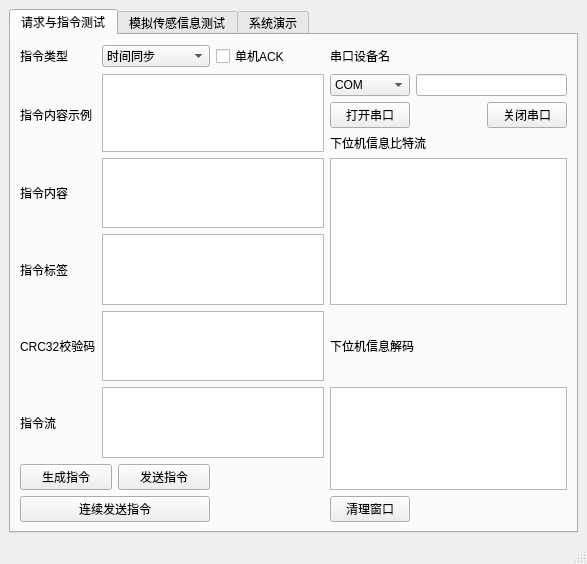
The window that untitled.ui (Goldensoap/HWSCS_GUI_TEST) describes before a commit, drawn with Qt 5.
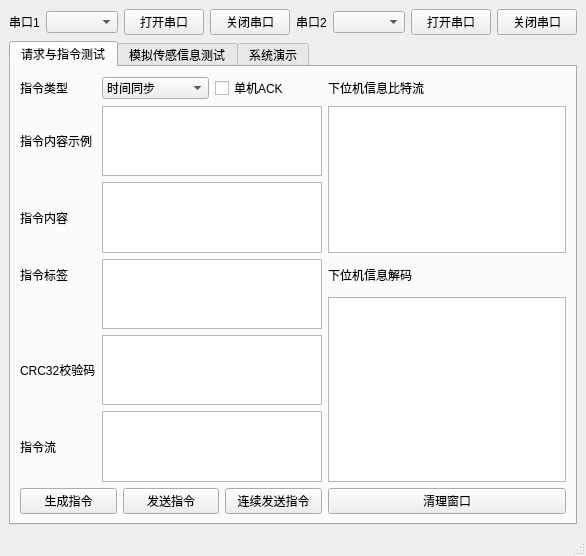
The same window after the commit.

Commit message: 修改UI，串口相关操作优化

The edit to the form file:
```diff
--- a/untitled.ui
+++ b/untitled.ui
@@ -6,16 +6,72 @@
    <rect>
     <x>0</x>
     <y>0</y>
-    <width>587</width>
-    <height>541</height>
+    <width>497</width>
+    <height>468</height>
    </rect>
   </property>
   <property name="windowTitle">
    <string>MainWindow</string>
   </property>
   <widget class="QWidget" name="centralwidget">
-   <layout class="QGridLayout" name="gridLayout_2">
+   <layout class="QGridLayout" name="gridLayout_3">
     <item row="0" column="0">
+     <layout class="QHBoxLayout" name="horizontalLayout_3">
+      <item>
+       <widget class="QLabel" name="label_6">
+        <property name="text">
+         <string>串口1</string>
+        </property>
+       </widget>
+      </item>
+      <item>
+       <widget class="QComboBox" name="SerialPortTypeBox"/>
+      </item>
+      <item>
+       <widget class="QPushButton" name="OpenPortButton">
+        <property name="text">
+         <string>打开串口</string>
+        </property>
+       </widget>
+      </item>
+      <item>
+       <widget class="QPushButton" name="ClosePortButton">
+        <property name="text">
+         <string>关闭串口</string>
+        </property>
+       </widget>
+      </item>
+     </layout>
+    </item>
+    <item row="0" column="1">
+     <layout class="QHBoxLayout" name="horizontalLayout_4">
+      <item>
+       <widget class="QLabel" name="label_18">
+        <property name="text">
+         <string>串口2</string>
+        </property>
+       </widget>
+      </item>
+      <item>
+       <widget class="QComboBox" name="SerialPortTypeBox_2"/>
+      </item>
+      <item>
+       <widget class="QPushButton" name="OpenPortButton_2">
+        <property name="text">
+         <string>打开串口</string>
+        </property>
+       </widget>
+      </item>
+      <item>
+       <widget class="QPushButton" name="ClosePortButton_2">
+        <property name="text">
+         <string>关闭串口</string>
+        </property>
+       </widget>
+      </item>
+     </layout>
+    </item>
+    <item row="1" column="0" colspan="2">
      <widget class="QTabWidget" name="tabWidget">
       <property name="currentIndex">
        <number>0</number>
@@ -24,7 +80,7 @@
        <attribute name="title">
         <string>请求与指令测试</string>
        </attribute>
-       <layout class="QGridLayout" name="gridLayout_3">
+       <layout class="QGridLayout" name="gridLayout_2">
         <item row="0" column="0">
          <widget class="QLabel" name="label">
           <property name="text">
@@ -59,132 +115,90 @@
          </widget>
         </item>
         <item row="0" column="3">
-         <widget class="QLabel" name="label_6">
+         <widget class="QLabel" name="label_3">
           <property name="text">
-           <string>串口设备名</string>
+           <string>下位机信息比特流</string>
           </property>
          </widget>
         </item>
-        <item row="1" column="1" rowspan="3" colspan="2">
-         <widget class="QTextBrowser" name="CMD_Example"/>
-        </item>
-        <item row="1" column="3">
-         <widget class="QComboBox" name="SerialPortTypeBox">
-          <item>
-           <property name="text">
-            <string>COM</string>
-           </property>
-          </item>
-          <item>
-           <property name="text">
-            <string>/dev/tty</string>
-           </property>
-          </item>
-         </widget>
-        </item>
-        <item row="1" column="4" colspan="2">
-         <widget class="QLineEdit" name="PortName"/>
-        </item>
-        <item row="2" column="0">
+        <item row="1" column="0">
          <widget class="QLabel" name="label_17">
           <property name="text">
            <string>指令内容示例</string>
           </property>
          </widget>
         </item>
-        <item row="2" column="3">
-         <widget class="QPushButton" name="OpenPortButton">
-          <property name="text">
-           <string>打开串口</string>
-          </property>
-         </widget>
+        <item row="1" column="1" colspan="2">
+         <widget class="QTextBrowser" name="CMD_Example"/>
         </item>
-        <item row="2" column="5">
-         <widget class="QPushButton" name="ClosePortButton">
-          <property name="text">
-           <string>关闭串口</string>
-          </property>
-         </widget>
+        <item row="1" column="3" rowspan="2">
+         <widget class="QTextBrowser" name="ACKDisplay"/>
         </item>
-        <item row="3" column="3" colspan="2">
-         <widget class="QLabel" name="label_3">
-          <property name="text">
-           <string>下位机信息比特流</string>
-          </property>
-         </widget>
-        </item>
-        <item row="4" column="0">
+        <item row="2" column="0">
          <widget class="QLabel" name="label_7">
           <property name="text">
            <string>指令内容</string>
           </property>
          </widget>
         </item>
-        <item row="4" column="1" colspan="2">
+        <item row="2" column="1" colspan="2">
          <widget class="QTextEdit" name="CMDInput"/>
         </item>
-        <item row="4" column="3" rowspan="2" colspan="3">
-         <widget class="QTextBrowser" name="ACKDisplay"/>
-        </item>
-        <item row="5" column="0">
+        <item row="3" column="0">
          <widget class="QLabel" name="label_4">
           <property name="text">
            <string>指令标签</string>
           </property>
          </widget>
         </item>
-        <item row="5" column="1" colspan="2">
+        <item row="3" column="1" rowspan="2" colspan="2">
          <widget class="QTextBrowser" name="CMDLabelDisplay"/>
         </item>
-        <item row="6" column="0">
+        <item row="3" column="3">
+         <widget class="QLabel" name="label_8">
+          <property name="text">
+           <string>下位机信息解码</string>
+          </property>
+         </widget>
+        </item>
+        <item row="4" column="3" rowspan="3">
+         <widget class="QTextBrowser" name="ACKParserWindow"/>
+        </item>
+        <item row="5" column="0">
          <widget class="QLabel" name="label_2">
           <property name="text">
            <string>CRC32校验码</string>
           </property>
          </widget>
         </item>
-        <item row="6" column="1" colspan="2">
+        <item row="5" column="1" colspan="2">
          <widget class="QTextBrowser" name="CRCDisplay"/>
         </item>
-        <item row="6" column="3" colspan="2">
-         <widget class="QLabel" name="label_8">
-          <property name="text">
-           <string>下位机信息解码</string>
-          </property>
-         </widget>
-        </item>
-        <item row="7" column="0">
+        <item row="6" column="0">
          <widget class="QLabel" name="label_5">
           <property name="text">
            <string>指令流</string>
           </property>
          </widget>
         </item>
-        <item row="7" column="1" colspan="2">
+        <item row="6" column="1" colspan="2">
          <widget class="QTextBrowser" name="CMDBrowser"/>
         </item>
-        <item row="7" column="3" rowspan="2" colspan="3">
-         <widget class="QTextBrowser" name="ACKParserWindow"/>
-        </item>
-        <item row="8" column="0" rowspan="2" colspan="2">
-         <layout class="QVBoxLayout" name="verticalLayout">
+        <item row="7" column="0" colspan="3">
+         <layout class="QHBoxLayout" name="horizontalLayout">
           <item>
-           <layout class="QHBoxLayout" name="horizontalLayout">
-            <item>
-             <widget class="QPushButton" name="GenerateCMDButton">
-              <property name="text">
-               <string>生成指令</string>
-              </property>
-             </widget>
-            </item>
-            <item>
-             <widget class="QPushButton" name="SendCMDButton">
-              <property name="text">
-               <string>发送指令</string>
-              </property>
-             </widget>
-            </item>
-           </layout>
+           <widget class="QPushButton" name="GenerateCMDButton">
+            <property name="text">
+             <string>生成指令</string>
+            </property>
+           </widget>
+          </item>
+          <item>
+           <widget class="QPushButton" name="SendCMDButton">
+            <property name="text">
+             <string>发送指令</string>
+            </property>
+           </widget>
           </item>
           <item>
            <widget class="QPushButton" name="SerialSendCMDButton">
@@ -195,7 +209,7 @@
           </item>
          </layout>
         </item>
-        <item row="9" column="3">
+        <item row="7" column="3">
          <widget class="QPushButton" name="CleanOutPutButton">
           <property name="text">
            <string>清理窗口</string>
@@ -406,44 +420,6 @@
          </layout>
         </item>
         <item row="0" column="2">
-         <widget class="QLabel" name="label_18">
-          <property name="text">
-           <string>串口设备名</string>
-          </property>
-         </widget>
-        </item>
-        <item row="0" column="4">
-         <widget class="QPushButton" name="OpenPortButton_2">
-          <property name="text">
-           <string>打开串口</string>
-          </property>
-         </widget>
-        </item>
-        <item row="1" column="2">
-         <widget class="QComboBox" name="SerialPortTypeBox_2">
-          <item>
-           <property name="text">
-            <string>COM</string>
-           </property>
-          </item>
-          <item>
-           <property name="text">
-            <string>/dev/tty</string>
-           </property>
-          </item>
-         </widget>
-        </item>
-        <item row="1" column="3">
-         <widget class="QLineEdit" name="PortName_2"/>
-        </item>
-        <item row="1" column="4">
-         <widget class="QPushButton" name="ClosePortButton_2">
-          <property name="text">
-           <string>关闭串口</string>
-          </property>
-         </widget>
-        </item>
-        <item row="2" column="2" colspan="2">
          <widget class="QLabel" name="label_19">
           <property name="text">
            <string>下位机信息比特流</string>
```
Left out of the diff: 69 changed lines with no effect on the pictures. The commit also changes 2 other files.
